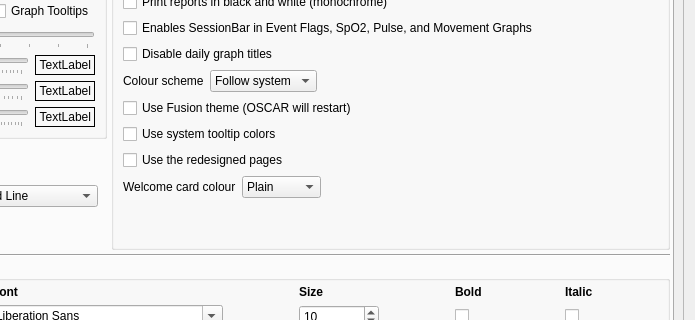
Before: the Qt Designer form oscar/preferencesdialog.ui in CrimsonNape-Red/OSCAR-SQL, drawn with Qt 5; both pictures show x 247 to 942 and y 294 to 614 of the 942 by 994 pixel window.
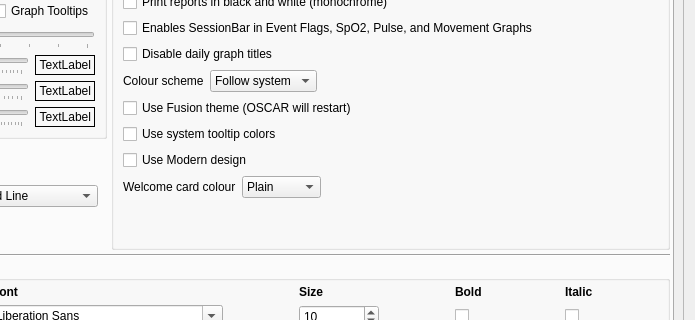
After: the same form once the commit is applied. The open tabs and pages were chosen to show the change. Icons and pictures are not drawn.

Commit message:
Preferences: "Use Modern design" instead of "Use the redesigned pages"
Matches the Classic/Modern wording of the button beside the light/dark switch.

```diff
--- a/oscar/preferencesdialog.ui
+++ b/oscar/preferencesdialog.ui
@@ -3287,7 +3287,7 @@
                       <string>Show the redesigned Welcome and Overview pages. Untick to go back to the original pages.</string>
                      </property>
                      <property name="text">
-                      <string>Use the redesigned pages</string>
+                      <string>Use Modern design</string>
                      </property>
                     </widget>
                    </item>
```
Left out of the diff: 2 changed lines with no effect on the pictures.
